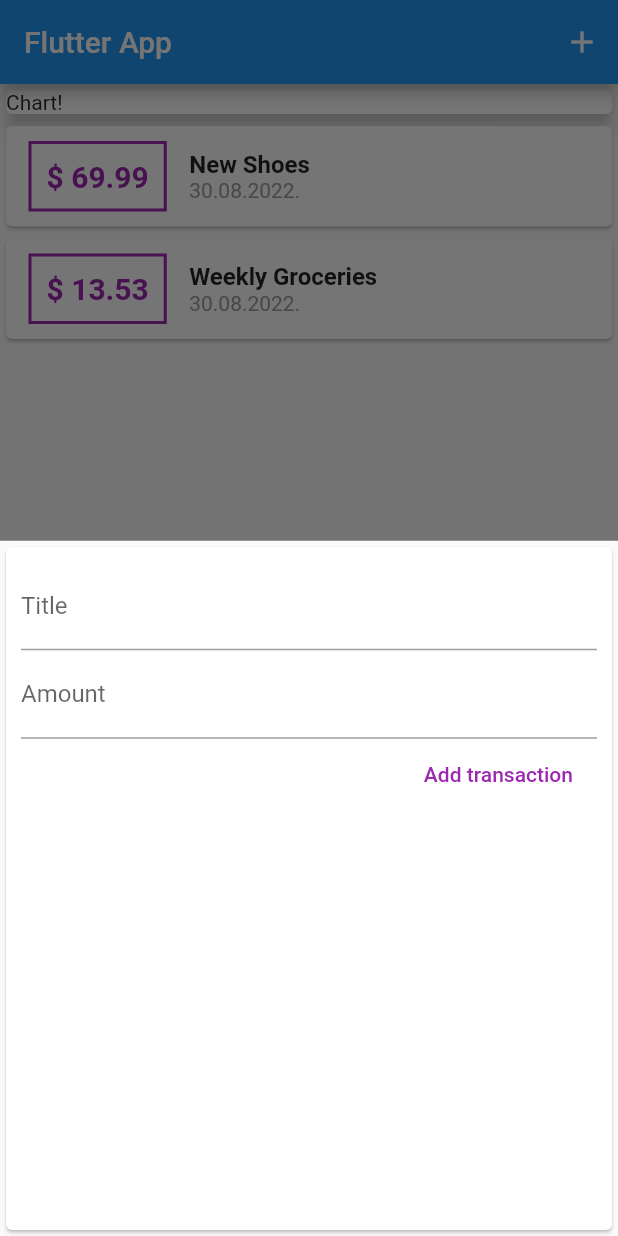
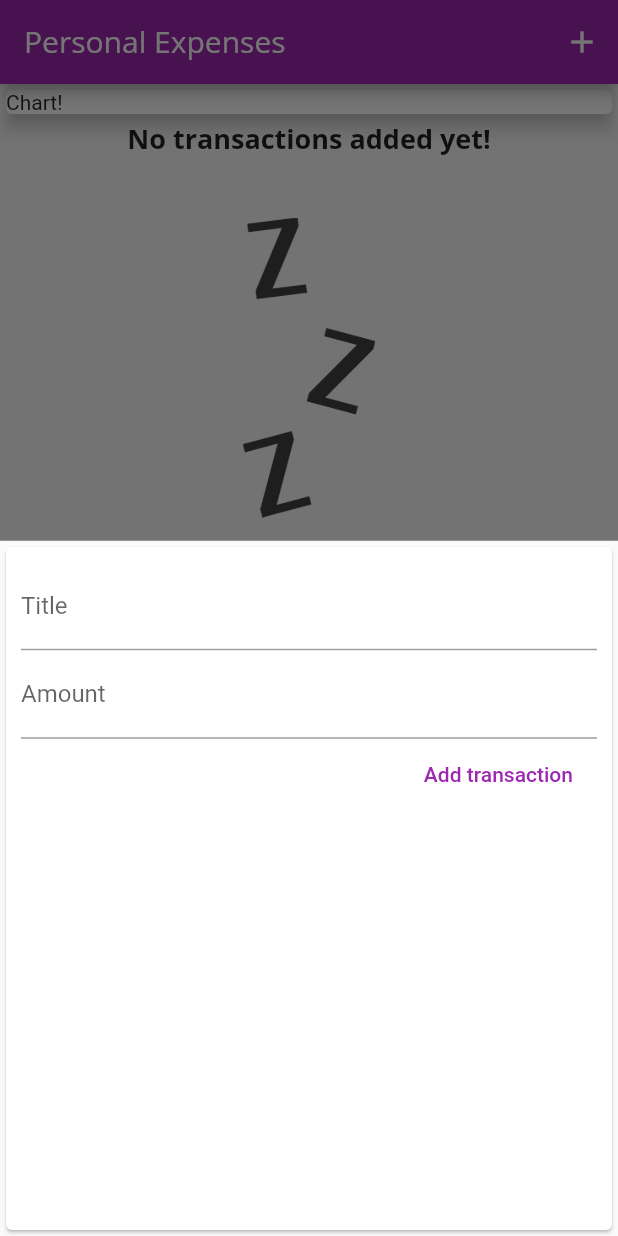
Before and after one commit to Ranko1996/flutter_firstapp, a Flutter app: the screen it shows after launch, after a tap on the "add" icon, on a phone screen of 412 x 824 dp. Run offline on Flutter 3.47's test engine with Material 2 defaults, Android fonts, the phone set to English and light mode, and no system bars.

Commit message:
empty screen placeholder

```diff
--- a/lib/main.dart
+++ b/lib/main.dart
@@ -10,7 +10,37 @@ class MyApp extends StatelessWidget {
   @override
   Widget build(BuildContext context) {
     return MaterialApp(
-      title: "Flutter App",
+      title: "Personal Expenses",
+      theme: ThemeData(
+          primarySwatch: Colors.purple,
+          accentColor: Colors.amber,
+          fontFamily: 'Quicksand',
+          textTheme: ThemeData.light().textTheme.copyWith(
+                headline6: const TextStyle(
+                    fontFamily: 'OpenSans',
+                    fontWeight: FontWeight.bold,
+                    fontSize: 18),
+              ),
+          appBarTheme: AppBarTheme(
+            toolbarTextStyle: ThemeData.light()
+                .textTheme
+                .copyWith(
+                  headline6: const TextStyle(
+                    fontFamily: 'OpenSans',
+                    fontSize: 20,
+                  ),
+                )
+                .bodyText2,
+            titleTextStyle: ThemeData.light()
+                .textTheme
+                .copyWith(
+                  headline6: const TextStyle(
+                    fontFamily: 'OpenSans',
+                    fontSize: 20,
+                  ),
+                )
+                .headline6,
+          )),
       home: MyHomePage(),
     );
   }
@@ -23,18 +53,18 @@ class MyHomePage extends StatefulWidget {
 
 class _MyHomePageState extends State<MyHomePage> {
   final List<Transaction> _userTransactions = [
-    Transaction(
-      id: 't1',
-      title: 'New Shoes',
-      amount: 69.99,
-      date: DateTime.now(),
-    ),
-    Transaction(
-      id: 't2',
-      title: 'Weekly Groceries',
-      amount: 13.53,
-      date: DateTime.now(),
-    )
+    // Transaction(
+    //   id: 't1',
+    //   title: 'New Shoes',
+    //   amount: 69.99,
+    //   date: DateTime.now(),
+    // ),
+    // Transaction(
+    //   id: 't2',
+    //   title: 'Weekly Groceries',
+    //   amount: 13.53,
+    //   date: DateTime.now(),
+    // )
   ];
 
   void _addNewTransaction(String txTitle, double txAmount) {
@@ -55,11 +85,7 @@ class _MyHomePageState extends State<MyHomePage> {
     showModalBottomSheet(
       context: ctx,
       builder: (bCtx) {
-        return GestureDetector(
-          onTap: () {},
-          behavior: HitTestBehavior.opaque,
-          child: NewTransaction(_addNewTransaction),
-        );
+        return NewTransaction(_addNewTransaction);
       },
     );
   }
@@ -68,7 +94,7 @@ class _MyHomePageState extends State<MyHomePage> {
   Widget build(BuildContext context) {
     return Scaffold(
       appBar: AppBar(
-        title: const Text("Flutter App"),
+        title: const Text("Personal Expenses"),
         actions: <Widget>[
           IconButton(
             onPressed: () => _startAddNewTransaction(context),
--- a/lib/widgets/new_transaction.dart
+++ b/lib/widgets/new_transaction.dart
@@ -1,11 +1,18 @@
 import 'package:flutter/material.dart';
 
-class NewTransaction extends StatelessWidget {
-  final titleController = TextEditingController();
-  final amountController = TextEditingController();
+class NewTransaction extends StatefulWidget {
   final Function addNew;
 
   NewTransaction(this.addNew);
+
+  @override
+  State<NewTransaction> createState() => _NewTransactionState();
+}
+
+class _NewTransactionState extends State<NewTransaction> {
+  final titleController = TextEditingController();
+
+  final amountController = TextEditingController();
 
   void submitData() {
     final enteredTitle = titleController.text;
@@ -15,10 +22,12 @@ class NewTransaction extends StatelessWidget {
       return;
     }
 
-    addNew(
+    widget.addNew(
       enteredTitle,
       enteredAmount,
     );
+
+    Navigator.of(context).pop();
   }
 
   @override
--- a/lib/widgets/transaction_list.dart
+++ b/lib/widgets/transaction_list.dart
@@ -12,23 +12,44 @@ class TransactionList extends StatelessWidget {
   Widget build(BuildContext context) {
     return Container(
       height: 300,
-      child: ListView.builder(
+      child: transactions.isEmpty
+          ? Column(
+              children: <Widget>[
+                Text(
+                  'No transactions added yet!',
+                  style: Theme.of(context).textTheme.headline6,
+                ),
+                const SizedBox(
+                  height: 40,
+                ),
+                Container(
+                  height: 200,
+                  child: Image.asset(
+                    'assets/images/waiting.png',
+                    fit: BoxFit.cover,
+                  ),
+                ),
+              ],
+            )
+          : ListView.builder(
               itemBuilder: (ctx, index) {
                 return Card(
                   child: Row(
                     children: <Widget>[
                       Container(
                         padding: const EdgeInsets.all(10),
-                  margin:
-                      const EdgeInsets.symmetric(vertical: 10, horizontal: 15),
+                        margin: const EdgeInsets.symmetric(
+                            vertical: 10, horizontal: 15),
                         decoration: BoxDecoration(
-                      border: Border.all(color: Colors.purple, width: 2)),
+                          border: Border.all(
+                              color: Theme.of(context).primaryColor, width: 2),
+                        ),
                         child: Text(
                           '\$ ${transactions[index].amount.toStringAsFixed(2)}',
-                    style: const TextStyle(
+                          style: TextStyle(
                               fontWeight: FontWeight.bold,
                               fontSize: 20,
-                        color: Colors.purple),
+                              color: Theme.of(context).primaryColor),
                         ),
                       ),
                       Column(
@@ -36,11 +57,11 @@ class TransactionList extends StatelessWidget {
                         children: <Widget>[
                           Text(
                             transactions[index].title,
-                      style: const TextStyle(
-                          fontSize: 16, fontWeight: FontWeight.bold),
+                            style: Theme.of(context).textTheme.headline6,
                           ),
                           Text(
-                      DateFormat('dd.MM.yyyy.').format(transactions[index].date),
+                            DateFormat('dd.MM.yyyy.')
+                                .format(transactions[index].date),
                             style: const TextStyle(
                               color: Colors.grey,
                             ),
```
Also changed, not shown: pubspec.yaml (+13 -8 lines), assets/fonts/OpenSans-Bold.ttf (added), assets/fonts/OpenSans-Regular.ttf (added), assets/fonts/Quicksand-Bold.ttf (added), assets/fonts/Quicksand-Light.ttf (added), assets/fonts/Quicksand-Medium.ttf (added), assets/fonts/Quicksand-Regular.ttf (added), assets/images/waiting.png (added). Lines whose indentation alone changed are shown as unchanged.
